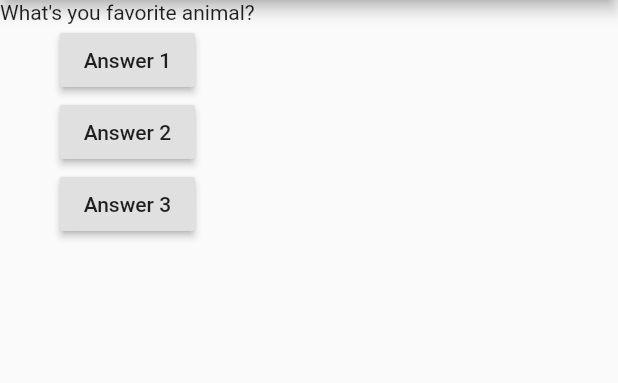
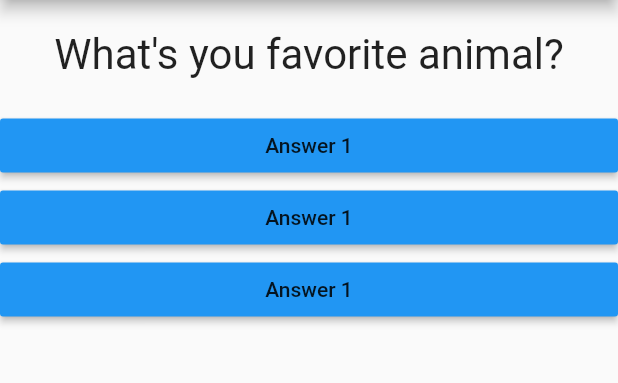
Before and after one commit to vkuper77/flutter_first_app, a Flutter app: the screen it shows after launch, after a tap on "Answer 1", on a phone screen of 412 x 824 dp, the part 84-467 px from its top. Run offline on Flutter 3.47's test engine with Material 2 defaults, Android fonts, the phone set to English and light mode, and no system bars.

Commit message:
answer btn

```diff
--- /dev/null
+++ b/lib/answer.dart
@@ -0,0 +1,19 @@
+import 'package:flutter/material.dart';
+
+class Answer extends StatelessWidget {
+  final Function selectHandler;
+
+  Answer(this.selectHandler);
+
+  @override
+  Widget build(BuildContext context) {
+    return Container(
+      width: double.infinity,
+      child: RaisedButton(
+        color: Colors.blue,
+        child: Text('Answer 1'),
+        onPressed: () => selectHandler(),
+      ),
+    );
+  }
+}
--- a/lib/main.dart
+++ b/lib/main.dart
@@ -1,5 +1,6 @@
 import 'package:flutter/material.dart';
 import './question.dart';
+import './answer.dart';
 
 void main() => runApp(MyApp());
 
@@ -11,9 +12,9 @@ class MyApp extends StatefulWidget {
 class _MyAppState extends State<MyApp> {
   var _questionIndex = 0;
 
-  void _answerQuestions(length) {
+  void _answerQuestions() {
     setState(() {
-      if (_questionIndex < length - 1) {
+      if (_questionIndex < 1) {
         _questionIndex++;
       } else {
         _questionIndex = 0;
@@ -36,18 +37,9 @@ class _MyAppState extends State<MyApp> {
         body: Column(
           children: [
             Question(questions[_questionIndex]),
-            RaisedButton(
-              onPressed: () => _answerQuestions(questions.length),
-              child: Text('Answer 1'),
-            ),
-            RaisedButton(
-              onPressed: () => _answerQuestions(questions.length),
-              child: Text('Answer 2'),
-            ),
-            RaisedButton(
-              onPressed: () => _answerQuestions(questions.length),
-              child: Text('Answer 3'),
-            )
+            Answer(_answerQuestions),
+            Answer(_answerQuestions),
+            Answer(_answerQuestions)
           ],
         ),
       ),
--- a/lib/question.dart
+++ b/lib/question.dart
@@ -7,6 +7,13 @@ class Question extends StatelessWidget {
 
   @override
   Widget build(BuildContext context) {
-    return Text(questionText);
+    return Container(
+        width: double.infinity,
+        margin: EdgeInsets.all(20),
+        child: Text(
+          questionText,
+          style: TextStyle(fontSize: 28),
+          textAlign: TextAlign.center,
+        ));
   }
 }
```
